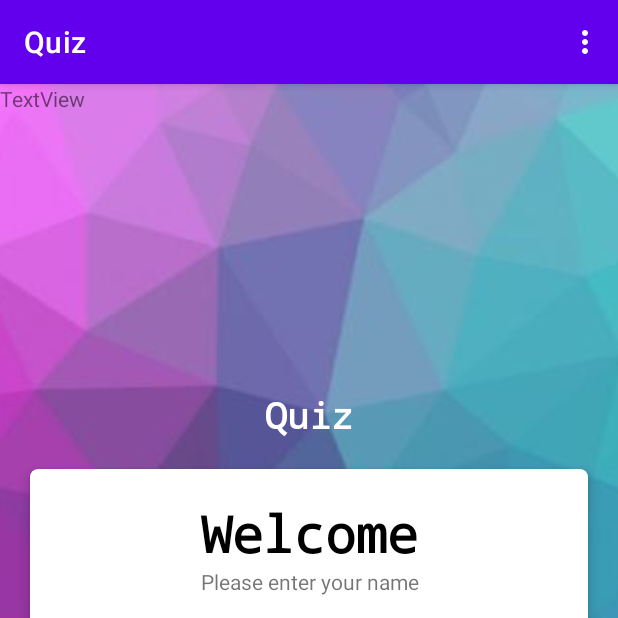
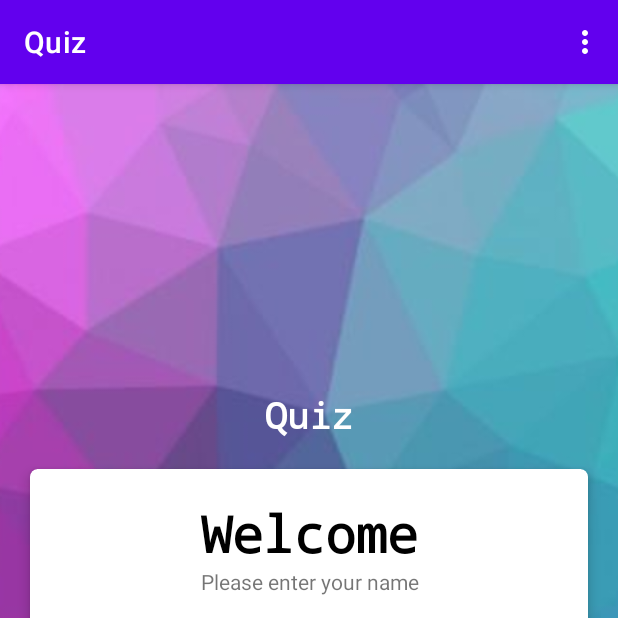
Before and after one commit to PeterMada/AK7MT-FunWithFlags, an Android app: the MainActivity screen opened directly, with no data from a screen before it, on a phone screen of 412 x 824 dp, the top half of it. Run offline under Robolectric (Android 15) with nearby library versions, the phone set to English and light mode, and no system bars.

Commit message:
Update splash screen activity

```diff
--- a/app/src/main/java/com/example/android/quiz/MainActivity.kt
+++ b/app/src/main/java/com/example/android/quiz/MainActivity.kt
@@ -31,9 +31,6 @@ class MainActivity : AppCompatActivity() {
         setContentView(R.layout.activity_main)
 
 
-        getMyData()
-
-
         val btnStart = findViewById<Button>(R.id.btn_start)
         val inputText = findViewById<androidx.appcompat.widget.AppCompatEditText>(R.id.et_text)
 
@@ -59,37 +56,6 @@ class MainActivity : AppCompatActivity() {
          */
     }
 
-    private fun getMyData() {
-        val retrofitBuilder = Retrofit.Builder()
-            .addConverterFactory(GsonConverterFactory.create())
-            .baseUrl(BASE_URL)
-            .build()
-            .create(ApiInterface::class.java)
-
-        val retrofitData = retrofitBuilder.getData()
-
-        retrofitData.enqueue(object : Callback<List<CountriesItem>?> {
-            override fun onResponse(
-                call: Call<List<CountriesItem>?>,
-                response: Response<List<CountriesItem>?>
-            ) {
-                val responseBody = response.body()!!
-
-                val myStringBuilder = StringBuilder()
-                for(myData in responseBody) {
-                    myStringBuilder.append(myData.name)
-                    myStringBuilder.append("\n")
-                }
-
-                val testText = findViewById<TextView>(R.id.textView)
-                testText.text = myStringBuilder
-            }
-
-            override fun onFailure(call: Call<List<CountriesItem>?>, t: Throwable) {
-                Log.d("MainActivity", "onFailure" + t.message)
-            }
-        })
-    }
 
     override fun onCreateOptionsMenu(menu: Menu): Boolean {
         val inflater: MenuInflater = menuInflater
--- a/app/src/main/res/layout/activity_main.xml
+++ b/app/src/main/res/layout/activity_main.xml
@@ -103,12 +103,4 @@
         </LinearLayout>
     </androidx.cardview.widget.CardView>
 
-    <TextView
-        android:id="@+id/textView"
-        android:layout_width="wrap_content"
-        android:layout_height="wrap_content"
-        android:text="TextView"
-        tools:layout_editor_absoluteX="50dp"
-        tools:layout_editor_absoluteY="30dp" />
-
 </androidx.constraintlayout.widget.ConstraintLayout>
```
Also changed, not shown: app/src/main/java/com/example/android/quiz/SplashScreenActivity.kt (+56 -6 lines).
